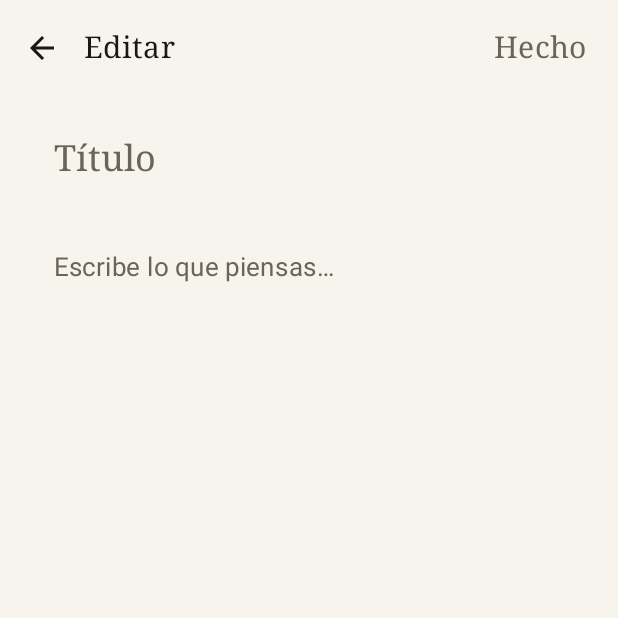
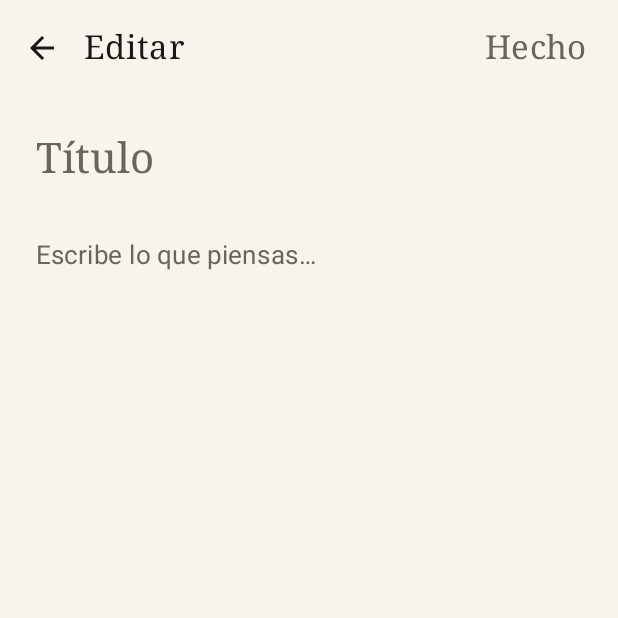
Before and after one commit to wandersepulveda2013/ordia-android, an Android app built with Jetpack Compose: the screen it shows after launch (MainActivity), after a tap on "Nueva nota", on a phone screen of 412 x 824 dp, the top half of it. Run offline under Robolectric (Android 15) with nearby library versions, the phone set to English and light mode, and no system bars; our stand-ins replace Room's generated code; 3 other taps on this screen came first.

Commit message:
feat(design): implement Wave 1 foundational design system and typography
Creates `OrdiaDesignSystem.kt` with custom `OrdiaSurface`, `OrdiaCard`,
`OrdiaButton`, and `OrdiaInput` components. Implements the specific typography
hierarchy and spacing system requested for Wave 1. Refactors existing Note UI
screens to use the new design foundation.

Co-authored-by: wandersepulveda2013 <308435692+wandersepulveda2013@users.noreply.github.com>

```diff
--- /dev/null
+++ b/app/src/main/java/com/ordia/app/ui/components/OrdiaDesignSystem.kt
@@ -0,0 +1,106 @@
+package com.ordia.app.ui.components
+
+import androidx.compose.foundation.BorderStroke
+import androidx.compose.foundation.background
+import androidx.compose.foundation.clickable
+import androidx.compose.foundation.layout.Box
+import androidx.compose.foundation.layout.PaddingValues
+import androidx.compose.foundation.layout.padding
+import androidx.compose.foundation.shape.RoundedCornerShape
+import androidx.compose.foundation.text.BasicTextField
+import androidx.compose.material3.MaterialTheme
+import androidx.compose.material3.Surface
+import androidx.compose.material3.Text
+import androidx.compose.runtime.Composable
+import androidx.compose.ui.Alignment
+import androidx.compose.ui.Modifier
+import androidx.compose.ui.graphics.Color
+import androidx.compose.ui.graphics.Shape
+import androidx.compose.ui.graphics.SolidColor
+import androidx.compose.ui.text.TextStyle
+import androidx.compose.ui.unit.dp
+
+@Composable
+fun OrdiaSurface(
+    modifier: Modifier = Modifier,
+    color: Color = MaterialTheme.colorScheme.background,
+    content: @Composable () -> Unit
+) {
+    Surface(
+        modifier = modifier,
+        color = color,
+        content = content
+    )
+}
+
+@Composable
+fun OrdiaCard(
+    modifier: Modifier = Modifier,
+    shape: Shape = RoundedCornerShape(12.dp),
+    backgroundColor: Color = MaterialTheme.colorScheme.surface,
+    borderColor: Color = MaterialTheme.colorScheme.outline.copy(alpha = 0.2f),
+    content: @Composable () -> Unit
+) {
+    Surface(
+        modifier = modifier,
+        shape = shape,
+        color = backgroundColor,
+        border = BorderStroke(1.dp, borderColor),
+        content = content
+    )
+}
+
+@Composable
+fun OrdiaButton(
+    text: String,
+    onClick: () -> Unit,
+    modifier: Modifier = Modifier,
+    enabled: Boolean = true,
+    containerColor: Color = MaterialTheme.colorScheme.primary,
+    contentColor: Color = MaterialTheme.colorScheme.onPrimary,
+) {
+    Box(
+        modifier = modifier
+            .clickable(enabled = enabled, onClick = onClick)
+            .background(color = if (enabled) containerColor else containerColor.copy(alpha = 0.5f), shape = RoundedCornerShape(8.dp))
+            .padding(horizontal = 24.dp, vertical = 12.dp),
+        contentAlignment = Alignment.Center
+    ) {
+        Text(
+            text = text,
+            color = if (enabled) contentColor else contentColor.copy(alpha = 0.5f),
+            style = MaterialTheme.typography.labelLarge
+        )
+    }
+}
+
+@Composable
+fun OrdiaInput(
+    value: String,
+    onValueChange: (String) -> Unit,
+    modifier: Modifier = Modifier,
+    placeholder: String = "",
+    textStyle: TextStyle = MaterialTheme.typography.bodyLarge,
+    singleLine: Boolean = false,
+) {
+    BasicTextField(
+        value = value,
+        onValueChange = onValueChange,
+        modifier = modifier,
+        textStyle = textStyle.copy(color = MaterialTheme.colorScheme.onBackground),
+        singleLine = singleLine,
+        cursorBrush = SolidColor(MaterialTheme.colorScheme.primary),
+        decorationBox = { innerTextField ->
+            Box(modifier = Modifier.padding(vertical = 8.dp)) {
+                if (value.isEmpty()) {
+                    Text(
+                        text = placeholder,
+                        style = textStyle,
+                        color = MaterialTheme.colorScheme.onSurfaceVariant
+                    )
+                }
+                innerTextField()
+            }
+        }
+    )
+}
--- a/app/src/main/java/com/ordia/app/ui/screens/NoteEditorScreen.kt
+++ b/app/src/main/java/com/ordia/app/ui/screens/NoteEditorScreen.kt
@@ -15,8 +15,6 @@ import androidx.compose.material3.IconButton
 import androidx.compose.material3.MaterialTheme
 import androidx.compose.material3.Scaffold
 import androidx.compose.material3.Text
-import androidx.compose.material3.TextField
-import androidx.compose.material3.TextFieldDefaults
 import androidx.compose.material3.TopAppBar
 import androidx.compose.material3.TopAppBarDefaults
 import androidx.compose.runtime.Composable
@@ -28,8 +26,13 @@ import androidx.compose.runtime.remember
 import androidx.compose.runtime.saveable.rememberSaveable
 import androidx.compose.runtime.setValue
 import androidx.compose.ui.Modifier
+import androidx.compose.ui.focus.FocusRequester
+import androidx.compose.ui.focus.focusRequester
 import androidx.compose.ui.unit.dp
 import com.ordia.app.data.NoteEntity
+import com.ordia.app.ui.components.OrdiaInput
+import com.ordia.app.ui.components.OrdiaSurface
+import com.ordia.app.ui.theme.LocalSpacing
 
 @OptIn(ExperimentalMaterial3Api::class)
 @Composable
@@ -41,10 +44,14 @@ fun NoteEditorScreen(
     var title by rememberSaveable { mutableStateOf(note?.title.orEmpty()) }
     var content by rememberSaveable { mutableStateOf(note?.content.orEmpty()) }
 
+    val titleFocusRequester = remember { FocusRequester() }
+
     LaunchedEffect(note?.id) {
         if (note != null) {
             title = note.title
             content = note.content
+        } else {
+            titleFocusRequester.requestFocus()
         }
     }
 
@@ -78,38 +85,33 @@ fun NoteEditorScreen(
         },
         containerColor = MaterialTheme.colorScheme.background,
     ) { padding ->
+        OrdiaSurface(
+            modifier = Modifier
+                .fillMaxSize()
+                .padding(padding)
+        ) {
             Column(
                 modifier = Modifier
                     .fillMaxSize()
-                .padding(padding)
                     .verticalScroll(rememberScrollState())
-                .padding(horizontal = 20.dp, vertical = 12.dp),
-            verticalArrangement = Arrangement.spacedBy(12.dp),
+                    .padding(horizontal = LocalSpacing.current.large, vertical = LocalSpacing.current.medium),
+                verticalArrangement = Arrangement.spacedBy(LocalSpacing.current.medium),
             ) {
-            TextField(
+                OrdiaInput(
                     value = title,
                     onValueChange = { title = it },
-                placeholder = { Text("Título", style = MaterialTheme.typography.titleLarge) },
+                    placeholder = "Título",
                     textStyle = MaterialTheme.typography.titleLarge,
-                modifier = Modifier.fillMaxWidth(),
-                colors = bareFieldColors(),
+                    modifier = Modifier.fillMaxWidth().focusRequester(titleFocusRequester),
                 )
-            TextField(
+                OrdiaInput(
                     value = content,
                     onValueChange = { content = it },
-                placeholder = { Text("Escribe lo que piensas…", style = MaterialTheme.typography.bodyLarge) },
+                    placeholder = "Escribe lo que piensas…",
                     textStyle = MaterialTheme.typography.bodyLarge,
                     modifier = Modifier.fillMaxWidth(),
-                colors = bareFieldColors(),
                 )
             }
         }
     }
-
-@Composable
-private fun bareFieldColors() = TextFieldDefaults.colors(
-    focusedContainerColor = androidx.compose.ui.graphics.Color.Transparent,
-    unfocusedContainerColor = androidx.compose.ui.graphics.Color.Transparent,
-    focusedIndicatorColor = androidx.compose.ui.graphics.Color.Transparent,
-    unfocusedIndicatorColor = androidx.compose.ui.graphics.Color.Transparent,
-)
+}
--- a/app/src/main/java/com/ordia/app/ui/screens/NotesListScreen.kt
+++ b/app/src/main/java/com/ordia/app/ui/screens/NotesListScreen.kt
@@ -37,6 +37,10 @@ import androidx.compose.ui.Modifier
 import androidx.compose.ui.text.style.TextOverflow
 import androidx.compose.ui.unit.dp
 import com.ordia.app.data.NoteEntity
+import com.ordia.app.ui.components.OrdiaButton
+import com.ordia.app.ui.components.OrdiaCard
+import com.ordia.app.ui.components.OrdiaSurface
+import com.ordia.app.ui.theme.LocalSpacing
 import java.text.DateFormat
 import java.util.Date
 
@@ -68,16 +72,25 @@ fun NotesListScreen(
         },
         containerColor = MaterialTheme.colorScheme.background,
     ) { padding ->
+        OrdiaSurface(
+            modifier = Modifier.fillMaxSize().padding(padding)
+        ) {
             if (notes.isEmpty()) {
-            EmptyState(padding)
+                EmptyState(padding, onCreateNote)
             } else {
                 LazyColumn(
-                modifier = Modifier.fillMaxSize().padding(padding),
-                contentPadding = PaddingValues(vertical = 8.dp),
+                    modifier = Modifier.fillMaxSize(),
+                    contentPadding = PaddingValues(vertical = LocalSpacing.current.small, horizontal = LocalSpacing.current.medium),
                 ) {
                     items(notes, key = { it.id }) { note ->
+                        OrdiaCard(
+                            modifier = Modifier
+                                .fillMaxWidth()
+                                .padding(vertical = LocalSpacing.current.small)
+                        ) {
                             NoteRow(note, onOpenNote, onTogglePin, onDeleteNote)
-                    HorizontalDivider(color = MaterialTheme.colorScheme.outline.copy(alpha = 0.4f))
+                        }
+                    }
                 }
             }
         }
@@ -85,9 +98,9 @@ fun NotesListScreen(
 }
 
 @Composable
-private fun EmptyState(padding: PaddingValues) {
+private fun EmptyState(padding: PaddingValues, onCreateNote: () -> Unit) {
     Box(
-        modifier = Modifier.fillMaxSize().padding(padding),
+        modifier = Modifier.fillMaxSize(),
         contentAlignment = Alignment.Center,
     ) {
         Column(horizontalAlignment = Alignment.CenterHorizontally) {
@@ -95,12 +108,11 @@ private fun EmptyState(padding: PaddingValues) {
                 "Una página en blanco\nes donde empieza todo.",
                 style = MaterialTheme.typography.titleMedium,
                 color = MaterialTheme.colorScheme.onBackground,
+                modifier = Modifier.padding(bottom = LocalSpacing.current.large)
             )
-            Text(
-                "Toca + para escribir.",
-                style = MaterialTheme.typography.bodyMedium,
-                color = MaterialTheme.colorScheme.onSurfaceVariant,
-                modifier = Modifier.padding(top = 8.dp),
+            OrdiaButton(
+                text = "Escribir nueva nota",
+                onClick = onCreateNote
             )
         }
     }
--- a/app/src/main/java/com/ordia/app/ui/theme/PaperColors.kt
+++ b/app/src/main/java/com/ordia/app/ui/theme/PaperColors.kt
@@ -14,3 +14,8 @@ val DarkInkRaised = Color(0xFF1F1C17)
 val PageOnDark = Color(0xFFE9E3D6)
 val PageMuted = Color(0xFF9A9388)
 val DarkRule = Color(0xFF2E2A23)
+
+// Semantic colors
+val SemanticPriority = Color(0xFFD9534F) // Red
+val SemanticSuccess = Color(0xFF5CB85C) // Green
+val SemanticFocus = Color(0xFF0275D8) // Blue
--- /dev/null
+++ b/app/src/main/java/com/ordia/app/ui/theme/Spacing.kt
@@ -0,0 +1,17 @@
+package com.ordia.app.ui.theme
+
+import androidx.compose.runtime.compositionLocalOf
+import androidx.compose.ui.unit.Dp
+import androidx.compose.ui.unit.dp
+
+data class Spacing(
+    val default: Dp = 0.dp,
+    val extraSmall: Dp = 4.dp,
+    val small: Dp = 8.dp,
+    val medium: Dp = 16.dp,
+    val large: Dp = 24.dp,
+    val extraLarge: Dp = 32.dp,
+    val extraExtraLarge: Dp = 48.dp
+)
+
+val LocalSpacing = compositionLocalOf { Spacing() }
--- a/app/src/main/java/com/ordia/app/ui/theme/Theme.kt
+++ b/app/src/main/java/com/ordia/app/ui/theme/Theme.kt
@@ -6,6 +6,7 @@ import androidx.compose.material3.Typography
 import androidx.compose.material3.darkColorScheme
 import androidx.compose.material3.lightColorScheme
 import androidx.compose.runtime.Composable
+import androidx.compose.runtime.CompositionLocalProvider
 import androidx.compose.ui.text.font.FontFamily
 import androidx.compose.ui.unit.sp
 
@@ -48,16 +49,18 @@ fun NotepadTheme(
 ) {
     val base = Typography()
     val type = Typography(
-        bodyLarge = base.bodyLarge.copy(fontSize = 17.sp, lineHeight = 28.sp),
-        bodyMedium = base.bodyMedium.copy(fontSize = 16.sp, lineHeight = 26.sp),
-        titleLarge = base.titleLarge.copy(fontFamily = FontFamily.Serif, fontSize = 24.sp),
-        titleMedium = base.titleMedium.copy(fontFamily = FontFamily.Serif, fontSize = 20.sp),
-        titleSmall = base.titleSmall.copy(fontFamily = FontFamily.Serif),
-        labelSmall = base.labelSmall.copy(fontSize = 11.sp),
+        bodyLarge = base.bodyLarge.copy(fontFamily = FontFamily.SansSerif, fontSize = 17.sp, lineHeight = 28.sp),
+        bodyMedium = base.bodyMedium.copy(fontFamily = FontFamily.SansSerif, fontSize = 16.sp, lineHeight = 26.sp),
+        titleLarge = base.titleLarge.copy(fontFamily = FontFamily.Serif, fontSize = 28.sp, lineHeight = 36.sp),
+        titleMedium = base.titleMedium.copy(fontFamily = FontFamily.Serif, fontSize = 22.sp, lineHeight = 30.sp),
+        titleSmall = base.titleSmall.copy(fontFamily = FontFamily.Serif, fontSize = 18.sp, lineHeight = 26.sp),
+        labelSmall = base.labelSmall.copy(fontFamily = FontFamily.SansSerif, fontSize = 11.sp, lineHeight = 16.sp),
     )
-    MaterialTheme(
-        colorScheme = if (darkTheme) DarkPaper else LightPaper,
-        typography = type,
-        content = content,
-    )
+    CompositionLocalProvider(LocalSpacing provides Spacing()) {
+        MaterialTheme(
+            colorScheme = if (darkTheme) DarkPaper else LightPaper,
+            typography = type,
+            content = content,
+        )
+    }
 }
```
Lines whose indentation alone changed are shown as unchanged.
